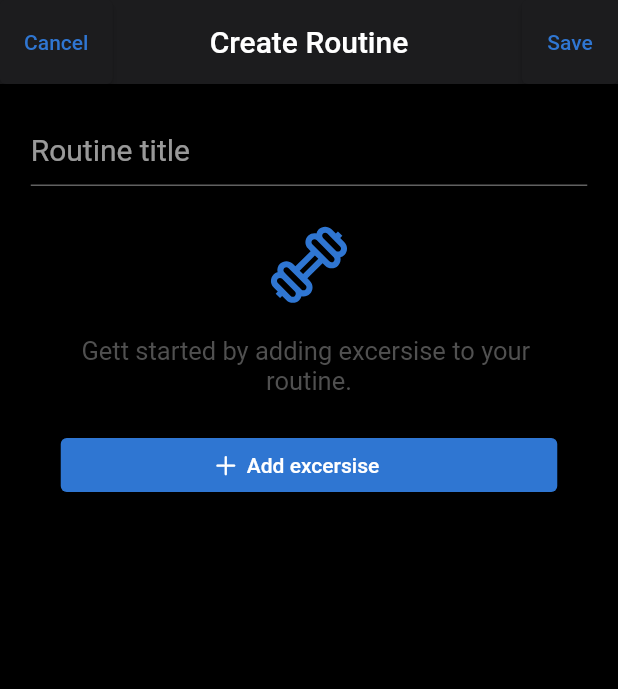
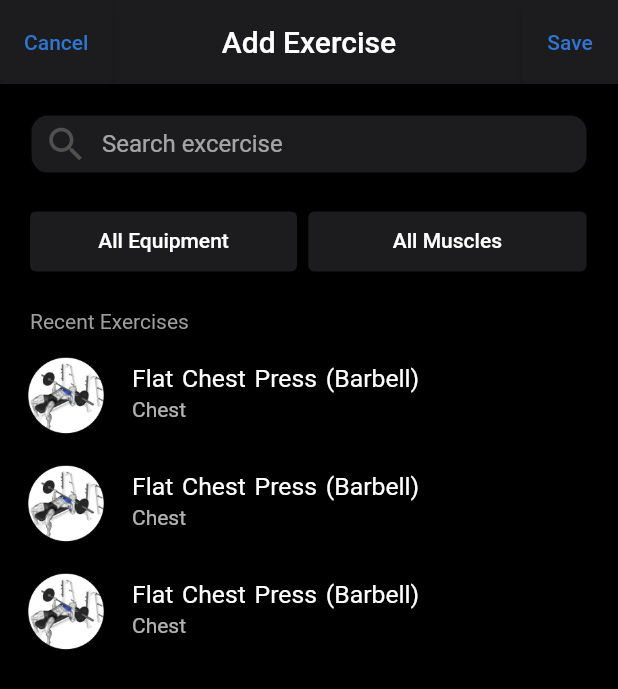
Before and after one commit to Francks-Coachiko/Coachikoapp, a Flutter app: the routineCreating screen opened directly, after a tap on "Add excersise", on a phone screen of 412 x 824 dp. Shown: the top 689 px of the screen. Run offline on Flutter 3.47's test engine with Material 2 defaults, Android fonts, the phone set to English and light mode, and no system bars; our stand-ins replace font_awesome_flutter, get, google_nav_bar, line_icons.

Commit message:
first commit

```diff
--- /dev/null
+++ b/lib/screens/costumeCircleAvatar.dart
@@ -0,0 +1,22 @@
+import 'package:flutter/material.dart';
+import 'package:get/get.dart';
+import 'routineList.dart';
+class customeCircleAvatrButton extends StatelessWidget {
+  @override
+  Widget build(BuildContext context) {
+    return Container(padding: EdgeInsets.only(left: 0),child: ElevatedButton(onPressed: () {Get.off(RoutineList());},
+        style: ElevatedButton.styleFrom(padding: EdgeInsets.only(right:16 ),backgroundColor: Colors.black,
+        ),child: ListTile(leading:Image(image: AssetImage('assets/images/1.png'),),title: Text('Flat Chest Press (Barbell)',style: TextStyle(fontSize: 16.5,wordSpacing:1.8),),subtitle: Text("Chest"),)));
+
+  }
+}
+class customeCircleAvatr extends StatelessWidget {
+  const customeCircleAvatr({Key? key}) : super(key: key);
+
+  @override
+  Widget build(BuildContext context) {
+    return Container(padding: EdgeInsets.only(left: 0),
+        child: ListTile(leading:Image(image: AssetImage('assets/images/1.png'),),title: Text('Flat Chest Press (Barbell)',style: TextStyle(fontSize: 16.5,wordSpacing:1.8),),subtitle: Text("Chest"),));
+
+  }
+}
--- a/lib/screens/createRoutine.dart
+++ b/lib/screens/createRoutine.dart
@@ -1,7 +1,10 @@
 import 'package:flutter/cupertino.dart';
 import 'package:flutter/material.dart';
 import 'package:font_awesome_flutter/font_awesome_flutter.dart';
+import 'package:get/get.dart';
 import 'package:line_icons/line_icons.dart';
+
+import 'excersiseSelction.dart';
 
 class routineCreating extends StatelessWidget {
   const routineCreating({Key? key}) : super(key: key);
@@ -46,7 +49,7 @@ class routineCreating extends StatelessWidget {
               Container(
                 width: 331,
                 padding: EdgeInsets.only(top: 22),
-                child: ElevatedButton(onPressed:(){},style:ElevatedButton.styleFrom(primary: Color(0xff2f76d2),),
+                child: ElevatedButton(onPressed:(){Get.off(excersiseSelction());},style:ElevatedButton.styleFrom(primary: Color(0xff2f76d2),),
                     child: Row(children: [Container( padding:EdgeInsets.only(left:85),
                         child: Icon(CupertinoIcons.plus,color: Colors.white,size: 18,)),
     Container(margin:EdgeInsets.only(left:5,),child: Text("Add excersise")),],),)),
--- a/lib/screens/excersiseSelction.dart
+++ b/lib/screens/excersiseSelction.dart
@@ -0,0 +1,77 @@
+import 'package:flutter/material.dart';
+
+import 'costumeCircleAvatar.dart';
+
+class excersiseSelction extends StatelessWidget {
+  const excersiseSelction({Key? key}) : super(key: key);
+
+  @override
+  Widget build(BuildContext context) {
+    return Scaffold(
+      appBar: AppBar(centerTitle:true,title:Text("Add Exercise"),
+        backgroundColor:Color(0xff1c1c1e),
+        leading: ElevatedButton(onPressed: (){},
+            style: ElevatedButton.styleFrom(primary: Color(0xff1c1c1e),),
+            child: Text('Cancel',style: TextStyle(color:Color(0xff2f76d2),
+            )
+              ,)
+        ),
+        leadingWidth: 75,
+        actions: [ElevatedButton(onPressed: (){},
+            style: ElevatedButton.styleFrom(primary: Color(0xff1c1c1e),),
+            child: Text('Save',style: TextStyle(color:Color(0xff2f76d2),)))],
+      ),
+      body: Stack(children: [Scaffold(backgroundColor: Colors.black,
+            body: Container(
+              margin:EdgeInsets.only(left:20,right: 20,top: 20),
+              decoration: BoxDecoration(
+              ),
+              child: Stack(children:
+        [
+                 SizedBox(height: 40,
+            child: TextField(decoration: InputDecoration(hintText: "Search excercise",
+                fillColor: Color(0xff1c1c1e),border: InputBorder.none,
+                prefixIcon: Icon(Icons.search,color:Color(0xff505050),size: 30,),
+                filled: true,
+                contentPadding: EdgeInsets.only(top: 10,),
+                enabledBorder: OutlineInputBorder(borderRadius:BorderRadius.circular(12)),
+                focusedBorder: OutlineInputBorder(borderRadius: BorderRadius.circular(12)),
+
+            ),),
+          ),
+                 Container(
+            margin:EdgeInsets.only(top: 65),
+            height: 40,width: 178,
+            child: ElevatedButton(onPressed:(){},style:ElevatedButton.styleFrom(primary: Color(0xff1c1c1e),),
+                child: Container(
+                  padding:EdgeInsets.only(top: 11),
+                  child: Column(children: [
+                    Container(child: Text("All Equipment")),],),)),),
+                 Container(
+            margin:EdgeInsets.only(top: 65,left: 185.5),
+            height: 40,width: 185.5,
+            child: ElevatedButton(onPressed:(){},style:ElevatedButton.styleFrom(primary: Color(0xff1c1c1e),),
+                child: Container(
+                  padding:EdgeInsets.only(top: 11),
+                  child: Column(children: [Container(child: Text("All Muscles")),],),)),),
+                 Container(padding:EdgeInsets.only(top: 130),
+                    child: Text("Recent Exercises",style: TextStyle(color:Colors.grey.shade500 ),)),
+                ]),),
+
+
+
+
+      ),
+
+
+      Column(children: [
+    Container(padding:EdgeInsets.only(top: 170,),child: customeCircleAvatrButton()),
+        customeCircleAvatrButton(),
+        customeCircleAvatrButton(),
+    ],
+    ),
+
+        ]),
+    );
+  }
+}
--- a/lib/screens/loginscreen.dart
+++ b/lib/screens/loginscreen.dart
@@ -2,6 +2,7 @@ import 'package:flutter/material.dart';
 import 'package:get/get.dart';
 
 import 'homescreen.dart';
+import 'routineList.dart';
 class loginScreen extends StatelessWidget {
   const loginScreen({Key? key}) : super(key: key);
   @override
@@ -13,7 +14,7 @@ class loginScreen extends StatelessWidget {
 
       Container(
         padding:EdgeInsets.only(top: 550,left: 20,right:20),
-        child: ElevatedButton(onPressed: (){Get.to(homeScreen());},style: ButtonStyle(
+        child: ElevatedButton(onPressed: (){Get.to(RoutineList());},style: ButtonStyle(
             shape: MaterialStateProperty.all<RoundedRectangleBorder>(RoundedRectangleBorder(
                     borderRadius: BorderRadius.circular(6.0),)))
             ,child:Row(children: [Icon(Icons.g_mobiledata_rounded,size:50,),Text("Sign Up With FACEBOOK")],)),
```
Also changed, not shown: lib/screens/grab.dart (added, +33 -0 lines), lib/screens/routineList.dart (added, +102 -0 lines), lib/screens/square.dart (added, +8 -0 lines), assets/images/1.jpg (added), assets/images/1.png (added), 1 other file.
